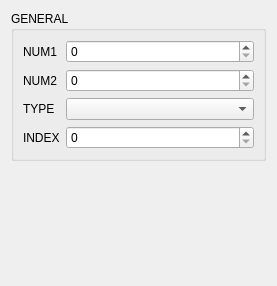
Above: src/ui/battleitemtabform.ui from Orionsilver/Yo-kai_Editor_B2 before the change. Below: the same form after it.
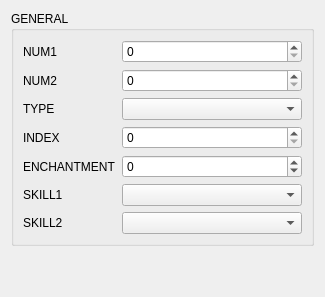
That is the form after the change.

Commit message: implement equipment skill edit

```diff
--- a/src/ui/battleitemtabform.ui
+++ b/src/ui/battleitemtabform.ui
@@ -2,14 +2,6 @@
 <ui version="4.0">
  <class>BattleItemTabForm</class>
  <widget class="QWidget" name="BattleItemTabForm">
-  <property name="geometry">
-   <rect>
-    <x>0</x>
-    <y>0</y>
-    <width>277</width>
-    <height>286</height>
-   </rect>
-  </property>
   <property name="windowTitle">
    <string notr="true">Form</string>
   </property>
@@ -67,20 +59,57 @@
           </property>
          </widget>
         </item>
-        <item row="4" column="0">
+        <item row="6" column="0">
+         <widget class="QLabel" name="skill1Label">
+          <property name="text">
+           <string>SKILL1</string>
+          </property>
+         </widget>
+        </item>
+        <item row="6" column="1">
+         <widget class="QComboBox" name="skill1CB"/>
+        </item>
+        <item row="7" column="1">
+         <widget class="QComboBox" name="skill2CB"/>
+        </item>
+        <item row="7" column="0">
+         <widget class="QLabel" name="skill2Label">
+          <property name="text">
+           <string>SKILL2</string>
+          </property>
+         </widget>
+        </item>
+        <item row="3" column="0">
          <widget class="QLabel" name="countLabel">
           <property name="text">
            <string>INDEX</string>
           </property>
          </widget>
         </item>
-        <item row="4" column="1">
+        <item row="3" column="1">
          <widget class="QSpinBox" name="countSB">
           <property name="minimum">
            <number>0</number>
           </property>
          </widget>
         </item>
+        <item row="5" column="0">
+         <widget class="QLabel" name="enchantmentLabel">
+          <property name="text">
+           <string>ENCHANTMENT</string>
+          </property>
+         </widget>
+        </item>
+        <item row="5" column="1">
+         <widget class="QSpinBox" name="enchantmentSB">
+          <property name="minimum">
+           <number>-128</number>
+          </property>
+          <property name="maximum">
+           <number>127</number>
+          </property>
+         </widget>
+        </item>
        </layout>
       </item>
      </layout>
```
The commit also changes 10 other files.
